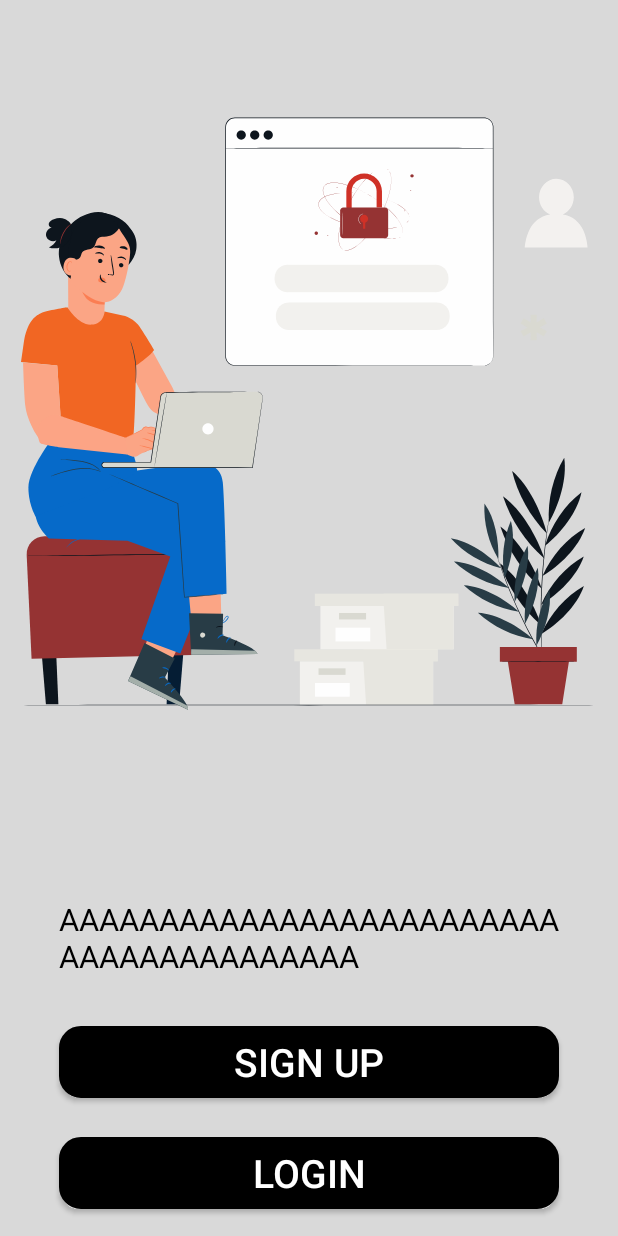
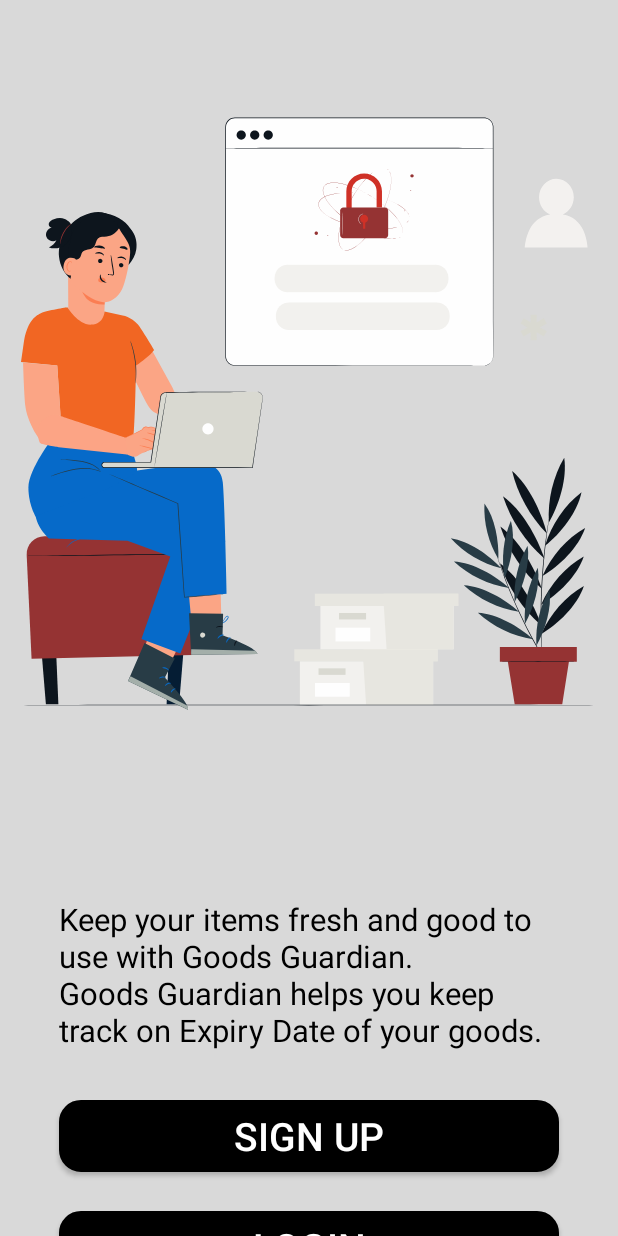
Before and after one commit to supershor/Goods-Guardian, an Android app: the screen it shows after launch (Loading_Page), on a phone screen of 412 x 824 dp. Run offline under Robolectric (Android 15) with nearby library versions, the light colour scheme and no system bars; our stand-ins replace Firebase (no records; nobody signed in at launch, a user with empty details on screens opened directly), sdp/ssp sizes.

Commit message:
Fetching page status bar color changed for better ui, new message uploaded in notification menu option. Version changed.

```diff
--- a/app/build.gradle.kts
+++ b/app/build.gradle.kts
@@ -11,8 +11,8 @@ android {
         applicationId = "com.om_tat_sat.goodsguardian"
         minSdk = 24
         targetSdk = 34
-        versionCode = 1
-        versionName = "1.0"
+        versionCode = 2
+        versionName = "2.0"
 
         testInstrumentationRunner = "androidx.test.runner.AndroidJUnitRunner"
     }
--- a/app/src/main/java/com/om_tat_sat/goodsguardian/Fetching_data.java
+++ b/app/src/main/java/com/om_tat_sat/goodsguardian/Fetching_data.java
@@ -11,6 +11,7 @@ import android.widget.Toast;
 import androidx.activity.EdgeToEdge;
 import androidx.annotation.NonNull;
 import androidx.appcompat.app.AppCompatActivity;
+import androidx.core.content.ContextCompat;
 import androidx.core.graphics.Insets;
 import androidx.core.view.ViewCompat;
 import androidx.core.view.WindowInsetsCompat;
@@ -77,6 +78,11 @@ public class Fetching_data extends AppCompatActivity {
             startActivity(new Intent(Fetching_data.this, Loading_Page.class));
             finishAffinity();
         }
+
+        //setting status bar color
+        getWindow().setStatusBarColor(ContextCompat.getColor(Fetching_data.this,R.color.black));
+
+        //initializing
         progress_text_view=findViewById(R.id.progress_text_view);
         categoryMyDbHandler=new Category_MyDbHandler(Fetching_data.this);
         myDbHandler=new MyDbHandler(Fetching_data.this);
--- a/app/src/main/java/com/om_tat_sat/goodsguardian/MainActivity.java
+++ b/app/src/main/java/com/om_tat_sat/goodsguardian/MainActivity.java
@@ -121,7 +121,8 @@ public class MainActivity extends AppCompatActivity implements RecyclerviewInter
     public void onclick(int position, int index) {
     }
     public void notifications(){
-        Toast.makeText(this, "notifications", Toast.LENGTH_SHORT).show();
+        Toast.makeText(this, "This service will be added soon.", Toast.LENGTH_SHORT).show();
+        Toast.makeText(this, "I sincerely apologize for the inconvenience happened.", Toast.LENGTH_SHORT).show();
     }
     @Override
     public boolean onOptionsItemSelected(@NonNull MenuItem item) {
--- a/app/src/main/res/values/strings.xml
+++ b/app/src/main/res/values/strings.xml
@@ -1,5 +1,5 @@
 <resources>
-    <string name="loading_page_introduction_phrase">AAAAAAAAAAAAAAAAAAAAAAAAAAAAAAAAAAAAAAAA</string>
+    <string name="loading_page_introduction_phrase">Keep your items fresh and good to use with Goods Guardian.\nGoods Guardian helps you keep track on Expiry Date of your goods.</string>
     <string name="app_name">Goods Guardian</string>
     <string name="sign_up">SIGN UP</string>
     <string name="login">Login</string>
```
Also changed, not shown: 1 other file.
